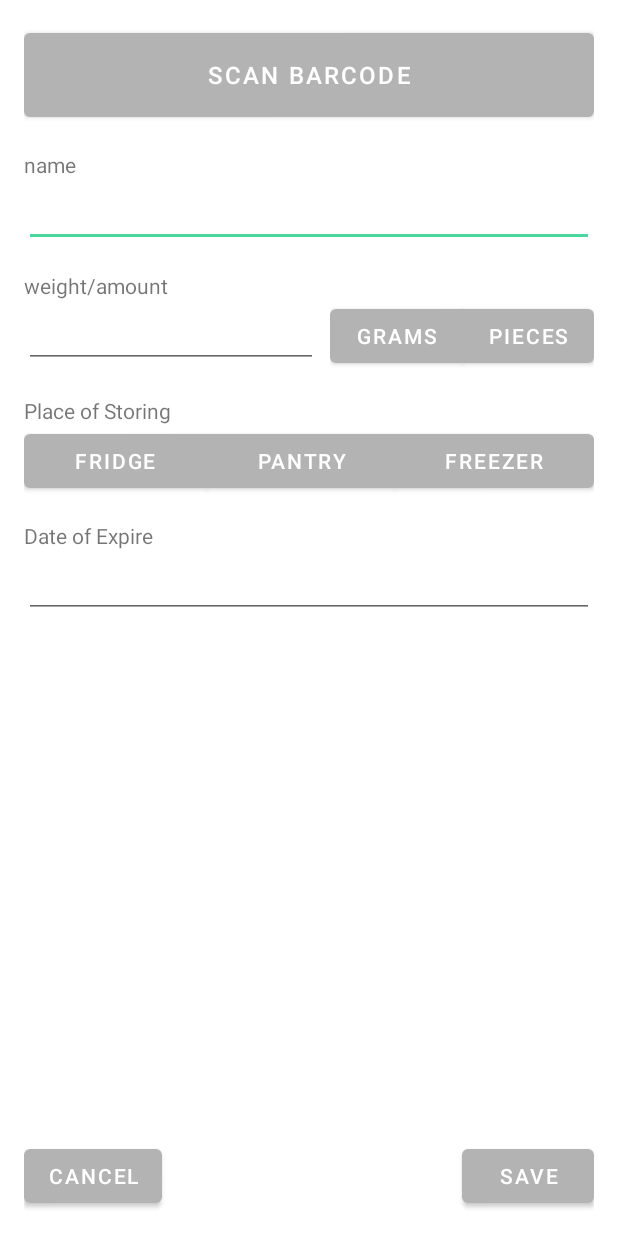
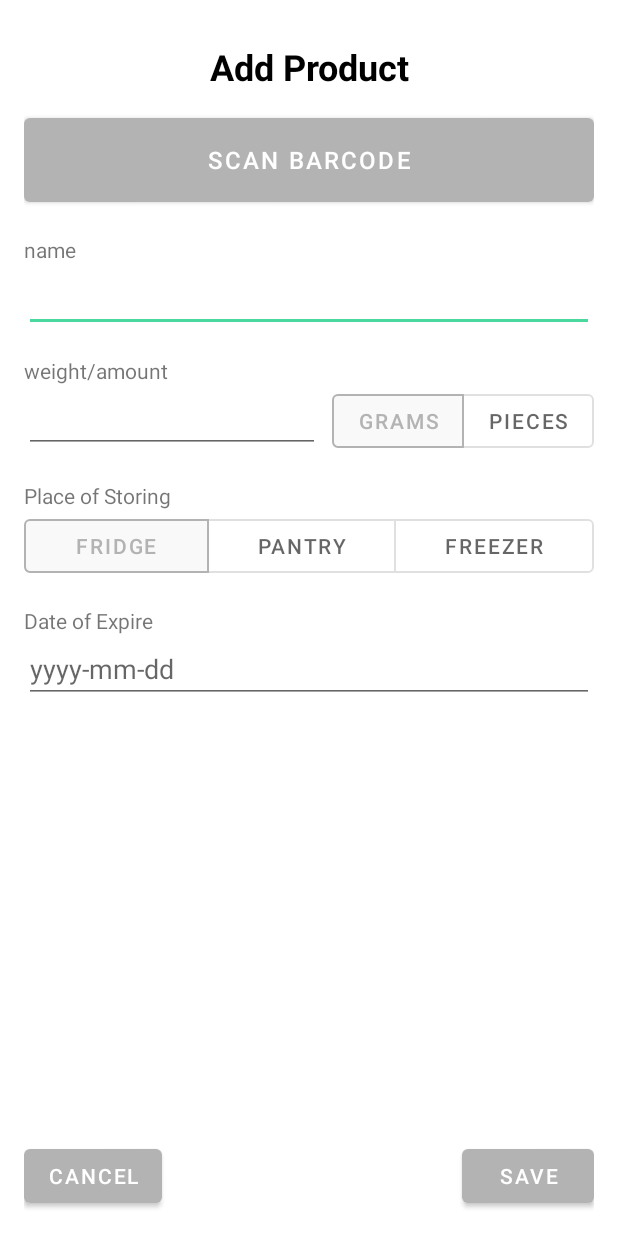
Before and after one commit to mstychanski/MyFood-Android, an Android app: the AddProductActivity screen opened directly, with no data from a screen before it, on a phone screen of 412 x 824 dp. Run offline under Robolectric (Android 15) with nearby library versions, the phone set to English and light mode, and no system bars; our stand-ins replace Firebase (no records; nobody signed in at launch, a user with empty details on screens opened directly).

```diff
--- a/app/build.gradle
+++ b/app/build.gradle
@@ -54,5 +54,4 @@ dependencies {
     implementation "com.firebaseui:firebase-ui-auth:6.3.0"
 
 
-
 }
--- a/app/src/main/res/layout/activity_add_product.xml
+++ b/app/src/main/res/layout/activity_add_product.xml
@@ -7,6 +7,18 @@
     tools:context=".storage.AddProductActivity"
     android:orientation="vertical"
     android:layout_margin="16dp">
+
+    <TextView
+        android:id="@+id/title"
+        android:layout_width="match_parent"
+        android:layout_height="wrap_content"
+        android:layout_margin="6dp"
+        android:padding="6dp"
+        android:text="Add Product"
+        android:textColor="@color/black"
+        android:textSize="24dp"
+        android:gravity="center_horizontal"
+        android:textStyle="bold" />
 
     <com.google.android.material.button.MaterialButton
         android:id="@+id/btn_scanner"
@@ -46,23 +58,27 @@
             android:layout_width="wrap_content"
             android:layout_height="wrap_content"
             style="@style/Widget.AppCompat.EditText"
-            android:layout_marginRight="8dp"/>
+            android:layout_marginRight="8dp"
+            android:inputType="number"/>
 
         <com.google.android.material.button.MaterialButtonToggleGroup
             android:id="@+id/form_unit_type"
             android:layout_width="wrap_content"
             android:layout_height="wrap_content"
             app:singleSelection="true"
+            app:selectionRequired="true"
             app:checkedButton="@+id/form_unit_gram">
 
             <com.google.android.material.button.MaterialButton
                 android:id="@+id/form_unit_gram"
+                style="@style/Widget.MaterialComponents.Button.OutlinedButton"
                 android:layout_width="wrap_content"
                 android:layout_height="wrap_content"
                 android:text="grams"/>
 
             <com.google.android.material.button.MaterialButton
                 android:id="@+id/form_unit_amount"
+                style="@style/Widget.MaterialComponents.Button.OutlinedButton"
                 android:layout_width="wrap_content"
                 android:layout_height="wrap_content"
                 android:text="pieces"/>
@@ -84,10 +100,12 @@
         android:layout_height="wrap_content"
         android:gravity="fill_horizontal"
         app:singleSelection="true"
-        app:selectionRequired="true">
+        app:selectionRequired="true"
+        app:checkedButton="@+id/form_fridge">
 
         <com.google.android.material.button.MaterialButton
             android:id="@+id/form_fridge"
+            style="@style/Widget.MaterialComponents.Button.OutlinedButton"
             android:layout_weight="1"
             android:layout_width="wrap_content"
             android:layout_height="wrap_content"
@@ -95,6 +113,7 @@
 
         <com.google.android.material.button.MaterialButton
             android:id="@+id/form_pantry"
+            style="@style/Widget.MaterialComponents.Button.OutlinedButton"
             android:layout_weight="1"
             android:layout_width="wrap_content"
             android:layout_height="wrap_content"
@@ -102,6 +121,7 @@
 
         <com.google.android.material.button.MaterialButton
             android:id="@+id/form_freezer"
+            style="@style/Widget.MaterialComponents.Button.OutlinedButton"
             android:layout_weight="1"
             android:layout_width="wrap_content"
             android:layout_height="wrap_content"
@@ -119,7 +139,9 @@
         android:layout_width="match_parent"
         android:layout_height="wrap_content"
         android:id="@+id/form_expiry_date"
-        android:clickable="true" />
+        android:clickable="true"
+        android:inputType="date"
+        android:hint="yyyy-mm-dd"/>
 
     <RelativeLayout
 
--- a/app/src/main/res/values/themes.xml
+++ b/app/src/main/res/values/themes.xml
@@ -14,7 +14,7 @@
         <!-- Customize your theme here. -->
     </style>
 
-    <style name="MyTheme" paarent="AppTheme">
+    <style name="MyTheme" parent="Theme.MyFood">
         <item name="android:windowBackground">@android:color/white</item>
     </style>
 
--- a/build.gradle
+++ b/build.gradle
@@ -6,7 +6,7 @@ buildscript {
         jcenter()
     }
     dependencies {
-        classpath "com.android.tools.build:gradle:4.1.0"
+        classpath 'com.android.tools.build:gradle:4.1.1'
         classpath "org.jetbrains.kotlin:kotlin-gradle-plugin:$kotlin_version"
         classpath 'com.google.gms:google-services:4.3.4'
 
```
Also changed, not shown: app/src/main/AndroidManifest.xml (+7 -2 lines), app/src/main/java/com/android/myfood/login/ui/WelcomeActivity.kt (added, +12 -0 lines), app/src/main/java/com/android/myfood/settings/SettingsFragment.kt (+3 -5 lines), app/src/main/java/com/android/myfood/storage/AddProductActivity.kt (+41 -28 lines), app/src/main/java/com/android/myfood/storage/StorageFragment.kt (+5 -2 lines), app/src/main/res/layout/activity_welcome.xml (added, +9 -0 lines).
